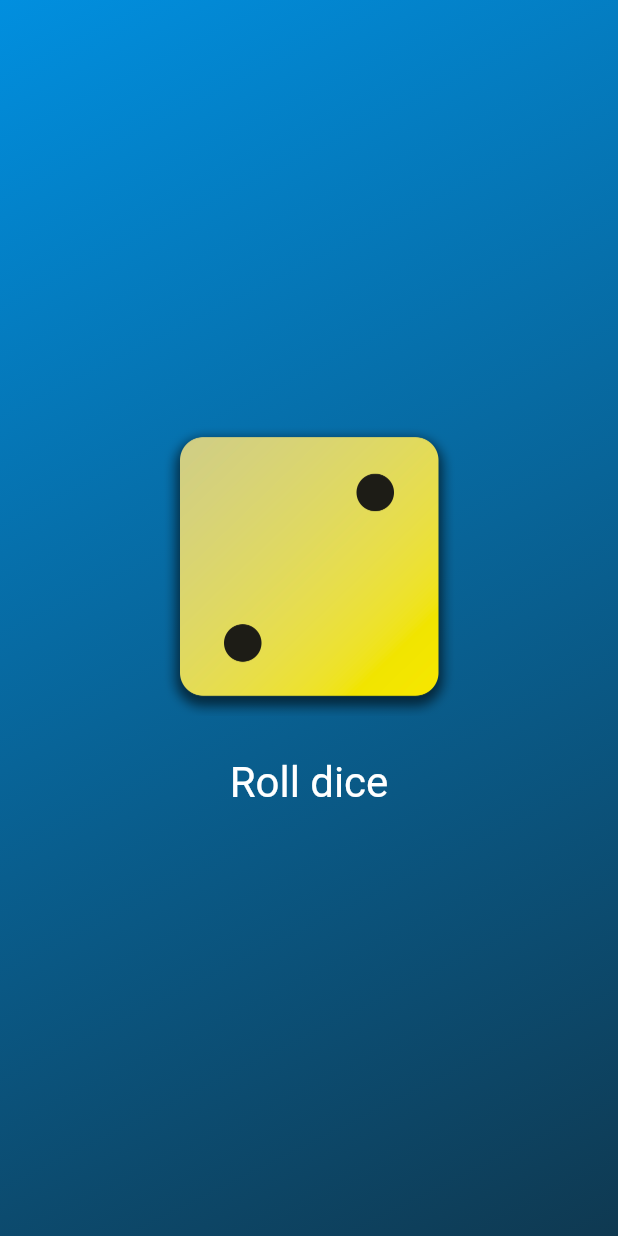
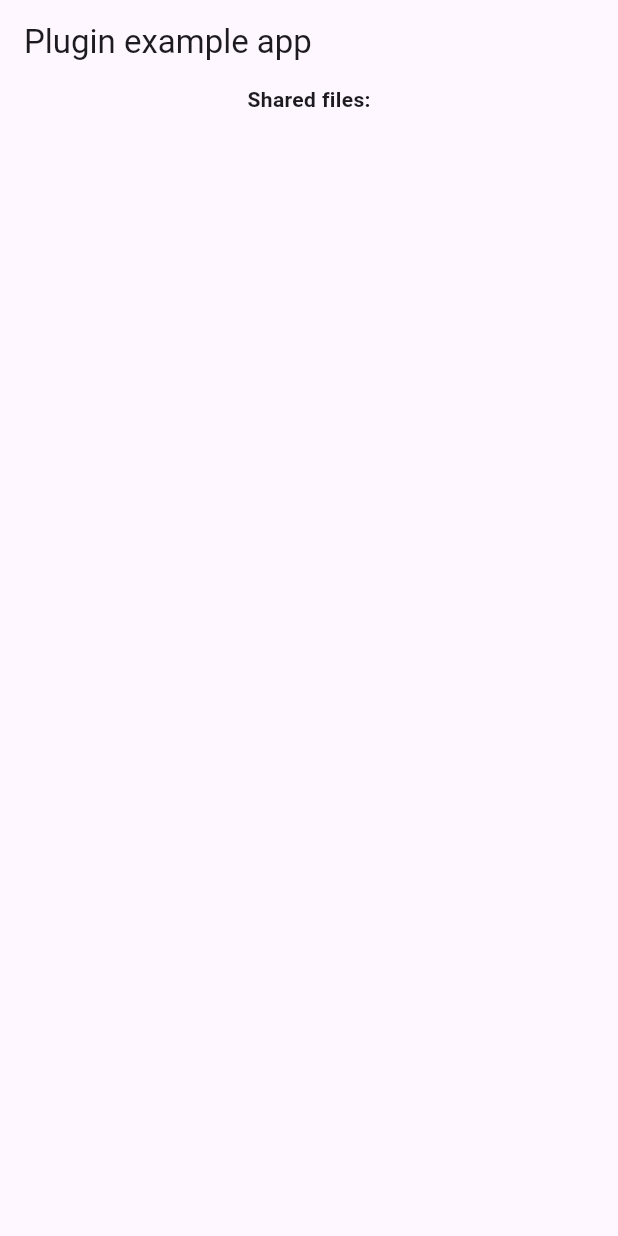
Before and after one commit to antanta/first_flutter_app, a Flutter app: the screen it shows after launch, on a phone screen of 412 x 824 dp. Run offline on Flutter 3.47's test engine with Material 3 defaults, Android fonts, the phone set to English and light mode, and no system bars; missing offline and left inert: receive_sharing_intent.

Commit message:
New share component

```diff
--- a/analysis_options.yaml
+++ b/analysis_options.yaml
@@ -21,6 +21,7 @@ linter:
   # `// ignore_for_file: name_of_lint` syntax on the line or in the file
   # producing the lint.
   rules:
+    use_super_parameters: true
     # avoid_print: false  # Uncomment to disable the `avoid_print` rule
     # prefer_single_quotes: true  # Uncomment to enable the `prefer_single_quotes` rule
 
--- /dev/null
+++ b/lib/content_reciever.dart
@@ -0,0 +1,74 @@
+import 'package:flutter/material.dart';
+import 'package:receive_sharing_intent/receive_sharing_intent.dart';
+import 'dart:async';
+
+class ContentReciever extends StatefulWidget {
+  const ContentReciever({key}) : super(key: key);
+
+  @override
+  State<ContentReciever> createState() {
+    return _ContentRecieverState();
+  }
+}
+
+class _ContentRecieverState extends State<ContentReciever> {
+  late StreamSubscription _intentSub;
+  final _sharedFiles = <SharedMediaFile>[];
+
+  @override
+  void initState() {
+    super.initState();
+
+    // Listen to media sharing coming from outside the app while the app is in the memory.
+    _intentSub = ReceiveSharingIntent.instance.getMediaStream().listen((value) {
+      setState(() {
+        _sharedFiles.clear();
+        _sharedFiles.addAll(value);
+
+        print(_sharedFiles.map((f) => f.toMap()));
+      });
+    }, onError: (err) {
+      print("getIntentDataStream error: $err");
+    });
+
+    // Get the media sharing coming from outside the app while the app is closed.
+    ReceiveSharingIntent.instance.getInitialMedia().then((value) {
+      setState(() {
+        _sharedFiles.clear();
+        _sharedFiles.addAll(value);
+        print(_sharedFiles.map((f) => f.toMap()));
+
+        // Tell the library that we are done processing the intent.
+        ReceiveSharingIntent.instance.reset();
+      });
+    });
+  }
+
+  @override
+  Widget build(BuildContext context) {
+    const textStyleBold = TextStyle(fontWeight: FontWeight.bold);
+    return MaterialApp(
+      home: Scaffold(
+        appBar: AppBar(
+          title: const Text('Plugin example app'),
+        ),
+        body: Center(
+          child: Column(
+            children: <Widget>[
+              Text("Shared files:", style: textStyleBold),
+              Text(_sharedFiles
+                      .map((f) => f.toMap())
+                      .join(",\n****************\n")),
+            ],
+          ),
+        ),
+      ),
+    );
+  }
+
+  @override
+  void dispose() {
+    _intentSub.cancel();
+    super.dispose();
+  }
+}
--- a/pubspec.yaml
+++ b/pubspec.yaml
@@ -35,6 +35,8 @@ dependencies:
   # The following adds the Cupertino Icons font to your application.
   # Use with the CupertinoIcons class for iOS style icons.
   cupertino_icons: ^1.0.6
+  share_plus: ^11.0.0
+  receive_sharing_intent: ^1.8.1
 
 dev_dependencies:
   flutter_test:
```
Also changed, not shown: lib/main.dart (+18 -12 lines), pubspec.lock, 5 other files.
